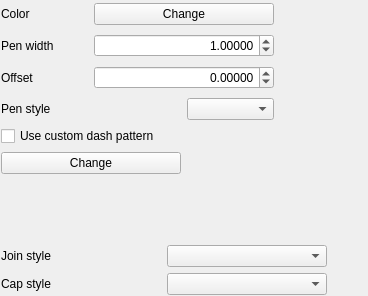
First picture: the form in src/ui/symbollayer/widget_simpleline.ui, repository qgis/QGIS, before the edit.
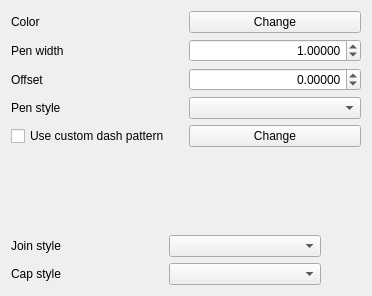
Second picture: the form after the edit. Custom widgets are drawn as their Qt base class.

Patch:
```diff
--- a/src/ui/symbollayer/widget_simpleline.ui
+++ b/src/ui/symbollayer/widget_simpleline.ui
@@ -14,9 +14,6 @@
    <string>Form</string>
   </property>
   <layout class="QGridLayout" name="gridLayout_2">
-   <property name="margin">
-    <number>1</number>
-   </property>
    <item row="0" column="0">
     <layout class="QGridLayout" name="gridLayout">
      <item row="0" column="0">
@@ -26,7 +23,7 @@
        </property>
       </widget>
      </item>
-     <item row="0" column="1" colspan="2">
+     <item row="0" column="1">
       <widget class="QgsColorButtonV2" name="btnChangeColor">
        <property name="sizePolicy">
         <sizepolicy hsizetype="Preferred" vsizetype="Fixed">
@@ -39,22 +36,6 @@
        </property>
       </widget>
      </item>
-     <item row="0" column="3" rowspan="3">
-      <spacer>
-       <property name="orientation">
-        <enum>Qt::Horizontal</enum>
-       </property>
-       <property name="sizeType">
-        <enum>QSizePolicy::Preferred</enum>
-       </property>
-       <property name="sizeHint" stdset="0">
-        <size>
-         <width>50</width>
-         <height>91</height>
-        </size>
-       </property>
-      </spacer>
-     </item>
      <item row="1" column="0">
       <widget class="QLabel" name="label_2">
        <property name="text">
@@ -62,7 +43,7 @@
        </property>
       </widget>
      </item>
-     <item row="1" column="1" colspan="2">
+     <item row="1" column="1">
       <widget class="QDoubleSpinBox" name="spinWidth">
        <property name="sizePolicy">
         <sizepolicy hsizetype="Preferred" vsizetype="Fixed">
@@ -91,7 +72,7 @@
        </property>
       </widget>
      </item>
-     <item row="2" column="1" colspan="2">
+     <item row="2" column="1">
       <widget class="QDoubleSpinBox" name="spinOffset">
        <property name="alignment">
         <set>Qt::AlignRight|Qt::AlignTrailing|Qt::AlignVCenter</set>
@@ -114,17 +95,21 @@
        </property>
       </widget>
      </item>
-     <item row="3" column="2">
+     <item row="3" column="1">
       <widget class="QgsPenStyleComboBox" name="cboPenStyle"/>
      </item>
-     <item row="4" column="0" colspan="4">
+    </layout>
+   </item>
+   <item row="1" column="0">
+    <layout class="QHBoxLayout" name="horizontalLayout">
+     <item>
       <widget class="QCheckBox" name="mCustomCheckBox">
        <property name="text">
         <string>Use custom dash pattern</string>
        </property>
       </widget>
      </item>
-     <item row="5" column="0" colspan="2">
+     <item>
       <widget class="QPushButton" name="mChangePatternButton">
        <property name="text">
         <string>Change</string>
@@ -133,7 +118,7 @@
      </item>
     </layout>
    </item>
-   <item row="1" column="0">
+   <item row="2" column="0">
     <spacer>
      <property name="orientation">
       <enum>Qt::Vertical</enum>
@@ -146,7 +131,7 @@
      </property>
     </spacer>
    </item>
-   <item row="2" column="0">
+   <item row="3" column="0">
     <layout class="QGridLayout" name="gridLayout_1">
      <item row="0" column="0">
       <widget class="QLabel" name="label_5">
```
